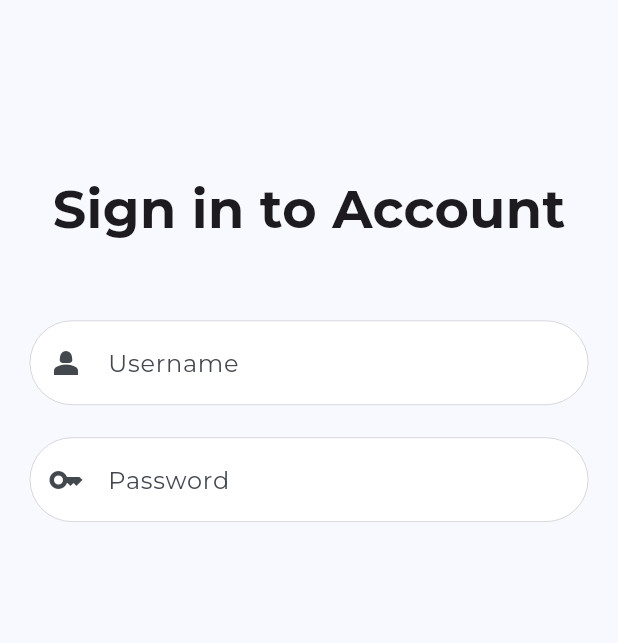
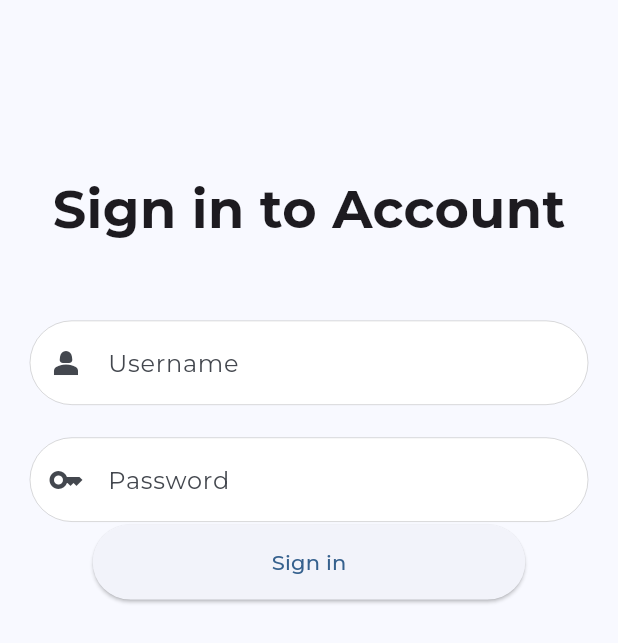
Before and after one commit to abhijithu1/medconnectapp, a Flutter app: the screen it shows after launch, on a phone screen of 412 x 824 dp. Shown: the top 643 px of the screen. Run offline on Flutter 3.47's test engine with Material 3 defaults, Android fonts, the phone set to English and light mode, and no system bars; our stand-ins replace flutter_secure_storage, get, google_fonts.

Commit message:
sign in button added

```diff
--- a/lib/auth/authview.dart
+++ b/lib/auth/authview.dart
@@ -79,6 +79,13 @@ class AuthPage extends StatelessWidget {
                     ),
                   ),
                 ),
+                SizedBox(
+                    height: 50,
+                    width: _screenwidth * 0.7,
+                    child: ElevatedButton(
+                      onPressed: () {},
+                      child: Text('Sign in'),
+                    ))
               ],
             ),
           ),
```
